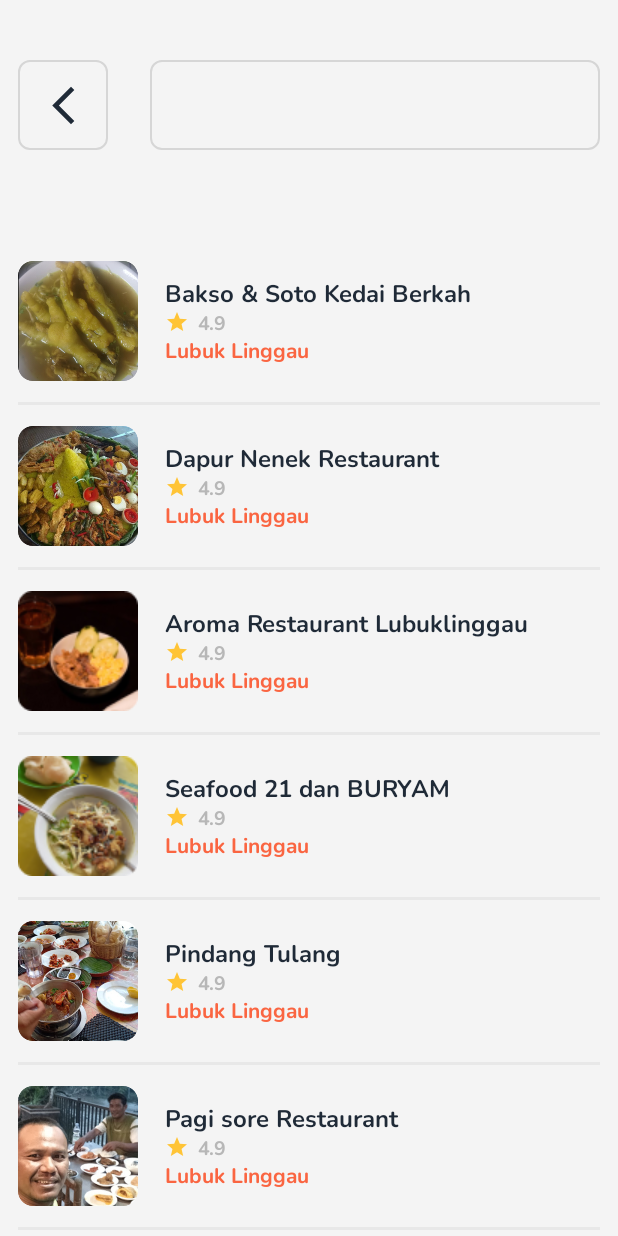
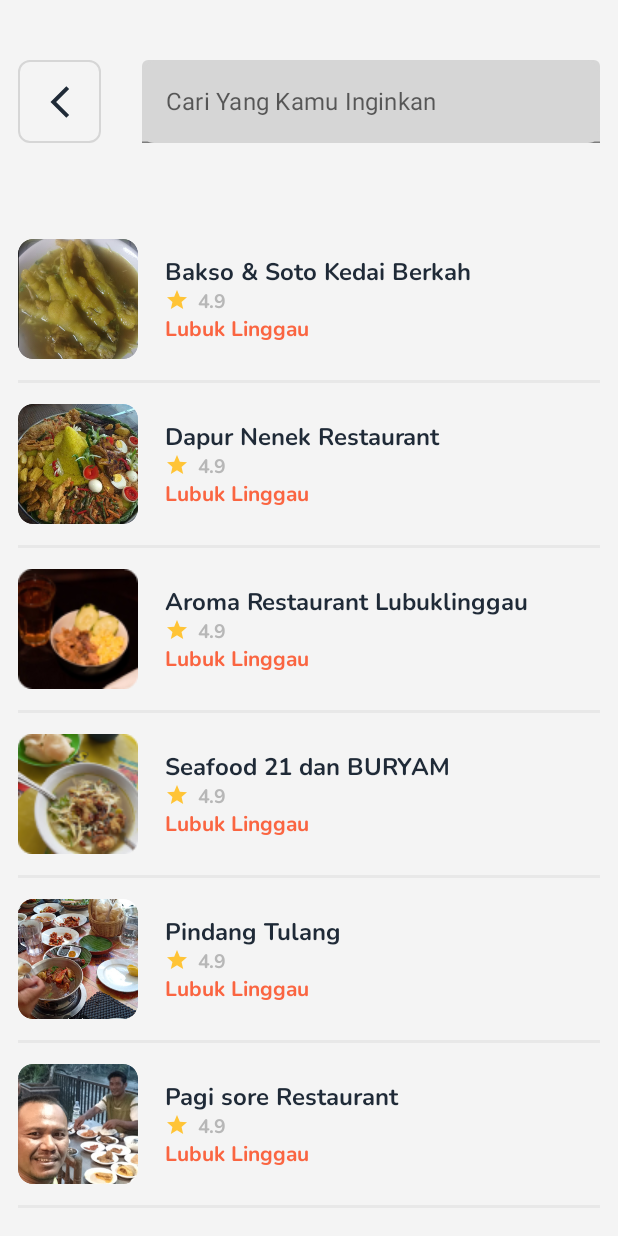
Before and after one commit to Royhan2123/Project-Mikro-Jastipin, an Android app built with Jetpack Compose: the screen it shows after launch (MainActivity), after a tap on "Cari Produk Yang Kamu Inginkan", on a phone screen of 412 x 824 dp. Run offline under Robolectric (Android 15) with nearby library versions, the phone set to English and light mode, and no system bars.

Commit message:
Home & Search Screen Done

```diff
--- a/app/src/main/java/com/example/jastipin/page/SearchScreen.kt
+++ b/app/src/main/java/com/example/jastipin/page/SearchScreen.kt
@@ -1,7 +1,9 @@
 package com.example.jastipin.page
 
+import androidx.compose.foundation.Image
 import androidx.compose.foundation.background
 import androidx.compose.foundation.border
+import androidx.compose.foundation.clickable
 import androidx.compose.foundation.layout.Arrangement
 import androidx.compose.foundation.layout.Box
 import androidx.compose.foundation.layout.Column
@@ -13,28 +15,75 @@ import androidx.compose.foundation.layout.height
 import androidx.compose.foundation.layout.padding
 import androidx.compose.foundation.layout.size
 import androidx.compose.foundation.layout.width
+import androidx.compose.foundation.lazy.items
 import androidx.compose.foundation.shape.RoundedCornerShape
+import androidx.compose.material.CircularProgressIndicator
+import androidx.compose.material.Divider
+import androidx.compose.material.TextField
+import androidx.compose.material.TextFieldColors
+import androidx.compose.material.TextFieldDefaults
+import androidx.compose.material.TextFieldDefaults.textFieldColors
 import androidx.compose.material.icons.Icons
 import androidx.compose.material.icons.filled.ArrowBackIosNew
+import androidx.compose.material.icons.filled.Star
 import androidx.compose.material3.Icon
 import androidx.compose.material3.Text
 import androidx.compose.runtime.Composable
+import androidx.compose.runtime.collectAsState
+import androidx.compose.runtime.getValue
+import androidx.compose.runtime.mutableStateOf
 import androidx.compose.ui.Alignment
 import androidx.compose.ui.Modifier
+import androidx.compose.ui.draw.clip
+import androidx.compose.ui.res.painterResource
 import androidx.compose.ui.tooling.preview.Preview
 import androidx.compose.ui.unit.dp
+import androidx.compose.ui.unit.sp
+import androidx.lifecycle.viewmodel.compose.viewModel
 import androidx.navigation.NavController
 import androidx.navigation.compose.rememberNavController
 import com.example.jastipin.R
+import com.example.jastipin.navigation.NavigationScreen
 import com.example.jastipin.ui.theme.accblack
 import com.example.jastipin.ui.theme.accgrey
+import com.example.jastipin.ui.theme.accgrey2
+import com.example.jastipin.ui.theme.accyellow
 import com.example.jastipin.ui.theme.grey
+import com.example.jastipin.ui.theme.interRegular
+import com.example.jastipin.ui.theme.nunitoBold
+import com.example.jastipin.ui.theme.orange
 import com.example.jastipin.ui.theme.outlinebox
 import com.example.jastipin.widget.SearchItemList
 import com.example.jastipin.widget.SearchLazyColumn
+import com.example.jastipin.widget.SearchViewModel
+
+data class SearchItemList(
+    val imageResId: Int,
+    val namaumkm: String,
+    val ratingumkm: String,
+    val lokasiumkm: String
+) {
+    fun doesMatchSearchQuery(query: String): Boolean {
+        val matchingCombinations = listOf(
+            "$imageResId",
+            "$namaumkm",
+            "$ratingumkm",
+            "$lokasiumkm"
+        )
+
+        return matchingCombinations.any {
+            it.contains(query, ignoreCase = true)
+        }
+    }
+}
 
 @Composable
 fun SearchScreen(navController: NavController) {
+    val viewModel = viewModel<SearchViewModel>()
+    val searchText by viewModel.searchText.collectAsState()
+    val products by viewModel.products.collectAsState()
+    val isSearching by viewModel.isSearching.collectAsState()
+
     Box(
         modifier = Modifier
             .fillMaxSize()
@@ -53,16 +102,19 @@ fun SearchScreen(navController: NavController) {
             ) {
                 Box(
                     modifier = Modifier
-                        .size(60.dp)
+                        .size(55.dp)
                         .border(
                             width = 1.dp,
                             color = outlinebox,
                             shape = RoundedCornerShape(8.dp)
-                        ),
+                        )
+                        .clickable {
+                            navController.navigate(NavigationScreen.HomeScreen.name)
+                        },
                     contentAlignment = Alignment.Center
                 ) {
                     Icon(
-                        modifier = Modifier.size(30.dp),
+                        modifier = Modifier.size(25.dp),
                         imageVector = Icons.Default.ArrowBackIosNew,
                         contentDescription = null,
                         tint = accblack,
@@ -70,8 +122,8 @@ fun SearchScreen(navController: NavController) {
                 }
                 Box(
                     modifier = Modifier
-                        .width(300.dp)
-                        .height(60.dp)
+                        .width(305.dp)
+                        .height(55.dp)
                         .background(grey)
                         .border(
                             width = 1.dp,
@@ -79,58 +131,87 @@ fun SearchScreen(navController: NavController) {
                             shape = RoundedCornerShape(8.dp)
                         )
                 ) {
-
+                    TextField(
+                        colors = textFieldColors(grey),
+                        value = searchText,
+                        onValueChange = viewModel::onSearchTextChange,
+                        modifier = Modifier
+                            .fillMaxWidth(),
+                        placeholder = { androidx.compose.material.Text(text = "Cari Yang Kamu Inginkan") }
+                    )
                 }
             }
-            Spacer(modifier = Modifier.height(60.dp))
+            Spacer(modifier = Modifier.height(50.dp))
 
-            SearchLazyColumn()
+            if (isSearching) {
+                Box(modifier = Modifier.fillMaxSize()) {
+                    CircularProgressIndicator(
+                        modifier = Modifier.align(Alignment.Center)
+                    )
+                }
+            } else {
+                androidx.compose.foundation.lazy.LazyColumn(
+                    modifier = Modifier
+                        .fillMaxWidth()
+                ) {
+                    items(products) { product ->
+                        Row(
+                            modifier = Modifier
+                                .padding(top = 14.dp, bottom = 14.dp)
+                                .fillMaxWidth()
+                        ) {
+                            Image(
+                                painter = painterResource(id = product.imageResId),
+                                contentDescription = null,
+                                modifier = Modifier
+                                    .height(80.dp)
+                                    .width(80.dp)
+                                    .clip(shape = RoundedCornerShape(4.dp))
+                            )
+                            Column(
+                                modifier = Modifier
+                                    .padding(start = 18.dp)
+                                    .align(Alignment.CenterVertically)
+                            ) {
+                                androidx.compose.material.Text(
+                                    text = product.namaumkm,
+                                    fontFamily = nunitoBold,
+                                    fontSize = 16.sp,
+                                    color = accblack
+                                )
+                                Row {
+                                    androidx.compose.material.Icon(
+                                        modifier = Modifier.size(16.dp),
+                                        imageVector = Icons.Default.Star,
+                                        tint = accyellow,
+                                        contentDescription = "Star"
+                                    )
+                                    Spacer(modifier = Modifier.padding(end = 6.dp))
+                                    androidx.compose.material.Text(
+                                        text = product.ratingumkm,
+                                        fontFamily = nunitoBold,
+                                        fontSize = 13.sp,
+                                        color = accgrey
+                                    )
+                                }
+
+                                androidx.compose.material.Text(
+                                    text = product.lokasiumkm,
+                                    fontFamily = nunitoBold,
+                                    fontSize = 14.sp,
+                                    color = orange
+                                )
+                            }
+                        }
+
+                        Divider(color = accgrey2, thickness = 2.dp)
+                    }
+                    }
+                }
+            }
         }
     }
-}
 
-@Composable
-fun SearchLazyColumn() {
-    val items = listOf(
-        SearchItemList(
-            imageResId = R.drawable.searchimage1,
-            text1 = "Bakso & Soto Kedai Berkah",
-            text2 = "4.9",
-            text3 = "Lubuk Linggau"
-        ),
-        SearchItemList(
-            imageResId = R.drawable.searchimage2,
-            text1 = "Dapur Nenek Restaurant",
-            text2 = "4.9",
-            text3 = "Lubuk Linggau"
-        ),
-        SearchItemList(
-            imageResId = R.drawable.searchimage3,
-            text1 = "Aroma Restaurant Lubuklinggau",
-            text2 = "4.9",
-            text3 = "Lubuk Linggau"
-        ),
-        SearchItemList(
-            imageResId = R.drawable.searchimage4,
-            text1 = "Seafood 21 dan BURYAM",
-            text2 = "4.9",
-            text3 = "Lubuk Linggau"
-        ),
-        SearchItemList(
-            imageResId = R.drawable.searchimage5,
-            text1 = "Pindang Tulang",
-            text2 = "4.9",
-            text3 = "Lubuk Linggau"
-        ),
-        SearchItemList(
-            imageResId = R.drawable.searchimage6,
-            text1 = "Pagi sore Restaurant",
-            text2 = "4.9",
-            text3 = "Lubuk Linggau"
-        )
-    )
-    SearchLazyColumn(items = items)
-}
 
 @Preview
 @Composable
--- /dev/null
+++ b/app/src/main/java/com/example/jastipin/widget/SearchViewModel.kt
@@ -0,0 +1,93 @@
+package com.example.jastipin.widget
+
+import androidx.compose.runtime.Composable
+import androidx.lifecycle.ViewModel
+import androidx.lifecycle.viewModelScope
+import com.example.jastipin.R
+import kotlinx.coroutines.FlowPreview
+import kotlinx.coroutines.delay
+import kotlinx.coroutines.flow.MutableStateFlow
+import kotlinx.coroutines.flow.SharingStarted
+import kotlinx.coroutines.flow.asStateFlow
+import kotlinx.coroutines.flow.combine
+import kotlinx.coroutines.flow.debounce
+import kotlinx.coroutines.flow.onEach
+import kotlinx.coroutines.flow.stateIn
+import kotlinx.coroutines.flow.update
+
+
+class SearchViewModel : ViewModel() {
+
+    private val _searchText = MutableStateFlow("")
+    val searchText = _searchText.asStateFlow()
+
+    private val _isSearching = MutableStateFlow(false)
+    val isSearching = _isSearching.asStateFlow()
+
+    private val _product = MutableStateFlow(items)
+
+    @OptIn(FlowPreview::class)
+    val products = searchText
+        .debounce(1000L)
+        .onEach { _isSearching.value = true }
+        .combine(_product) { text, product ->
+            if (text.isBlank()) {
+                product
+            } else {
+                delay(2000L)
+                product.filter {
+                    it.doesMatchSearchQuery(text)
+                }
+            }
+        }
+        .onEach { _isSearching.value = false }
+        .stateIn(
+            viewModelScope,
+            SharingStarted.WhileSubscribed(5000),
+            _product.value
+        )
+
+
+    fun onSearchTextChange(text: String) {
+        _searchText.value = text
+    }
+}
+
+val items = listOf(
+    SearchItemList(
+        imageResId = R.drawable.searchimage1,
+        namaumkm = "Bakso & Soto Kedai Berkah",
+        ratingumkm = "4.9",
+        lokasiumkm = "Lubuk Linggau"
+    ),
+    SearchItemList(
+        imageResId = R.drawable.searchimage2,
+        namaumkm = "Dapur Nenek Restaurant",
+        ratingumkm = "4.9",
+        lokasiumkm = "Lubuk Linggau"
+    ),
+    SearchItemList(
+        imageResId = R.drawable.searchimage3,
+        namaumkm = "Aroma Restaurant Lubuklinggau",
+        ratingumkm = "4.9",
+        lokasiumkm = "Lubuk Linggau"
+    ),
+    SearchItemList(
+        imageResId = R.drawable.searchimage4,
+        namaumkm = "Seafood 21 dan BURYAM",
+        ratingumkm = "4.9",
+        lokasiumkm = "Lubuk Linggau"
+    ),
+    SearchItemList(
+        imageResId = R.drawable.searchimage5,
+        namaumkm = "Pindang Tulang",
+        ratingumkm = "4.9",
+        lokasiumkm = "Lubuk Linggau"
+    ),
+    SearchItemList(
+        imageResId = R.drawable.searchimage6,
+        namaumkm = "Pagi sore Restaurant",
+        ratingumkm = "4.9",
+        lokasiumkm = "Lubuk Linggau"
+    )
+)
```
Also changed, not shown: app/src/main/java/com/example/jastipin/widget/SearchLazyColumn.kt (+30 -16 lines).
